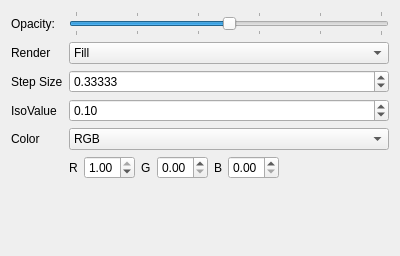
Before: the Qt Designer form libavogadro/src/engines/orbitalsettingswidget.ui in cryos/avogadro, drawn with Qt 5.
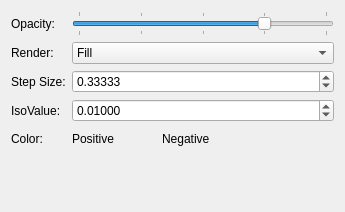
After: the same form once the commit is applied. Custom widgets are drawn as their Qt base class.

Commit message: Used Geoff's new colour widget in the configuration dialog. Added support for drawing both the positive and negative iso surfaces as well as ensuring the surfaces are only recalculated if the molecule was modified.

```diff
--- a/libavogadro/src/engines/orbitalsettingswidget.ui
+++ b/libavogadro/src/engines/orbitalsettingswidget.ui
@@ -5,8 +5,8 @@
    <rect>
     <x>0</x>
     <y>0</y>
-    <width>400</width>
-    <height>256</height>
+    <width>341</width>
+    <height>212</height>
    </rect>
   </property>
   <layout class="QGridLayout" >
@@ -32,10 +32,10 @@
       <number>2</number>
      </property>
      <property name="value" >
-      <number>10</number>
+      <number>15</number>
      </property>
      <property name="sliderPosition" >
-      <number>10</number>
+      <number>15</number>
      </property>
      <property name="orientation" >
       <enum>Qt::Horizontal</enum>
@@ -47,14 +47,14 @@
       <enum>QSlider::TicksBothSides</enum>
      </property>
      <property name="tickInterval" >
-      <number>4</number>
+      <number>5</number>
      </property>
     </widget>
    </item>
    <item row="1" column="0" >
     <widget class="QLabel" name="renderLabel" >
      <property name="text" >
-      <string>Render</string>
+      <string>Render:</string>
      </property>
     </widget>
    </item>
@@ -80,7 +80,7 @@
    <item row="2" column="0" >
     <widget class="QLabel" name="stepSizeLabel" >
      <property name="text" >
-      <string>Step Size</string>
+      <string>Step Size:</string>
      </property>
     </widget>
    </item>
@@ -106,12 +106,15 @@
    <item row="3" column="0" >
     <widget class="QLabel" name="paddingLabel" >
      <property name="text" >
-      <string>IsoValue</string>
+      <string>IsoValue:</string>
      </property>
     </widget>
    </item>
    <item row="3" column="1" >
     <widget class="QDoubleSpinBox" name="isoSpin" >
+     <property name="decimals" >
+      <number>5</number>
+     </property>
      <property name="minimum" >
       <double>-5.000000000000000</double>
      </property>
@@ -122,84 +125,62 @@
       <double>0.100000000000000</double>
      </property>
      <property name="value" >
-      <double>0.100000000000000</double>
+      <double>0.010000000000000</double>
      </property>
     </widget>
    </item>
    <item row="4" column="0" >
     <widget class="QLabel" name="colorLabel" >
      <property name="text" >
-      <string>Color</string>
+      <string>Color:</string>
      </property>
     </widget>
    </item>
    <item row="4" column="1" >
-    <widget class="QComboBox" name="colorCombo" >
-     <item>
-      <property name="text" >
-       <string>RGB</string>
-      </property>
-     </item>
-     <item>
-      <property name="text" >
-       <string>Electrostatic Potential (ESP)</string>
-      </property>
-     </item>
-    </widget>
-   </item>
-   <item row="5" column="1" >
     <layout class="QHBoxLayout" >
      <item>
       <widget class="QLabel" name="RLabel" >
        <property name="text" >
-        <string>R</string>
+        <string>Positive</string>
        </property>
       </widget>
      </item>
      <item>
-      <widget class="QDoubleSpinBox" name="RSpin" >
-       <property name="maximum" >
-        <double>1.000000000000000</double>
+      <widget class="ColorButton" native="1" name="posColor" >
+       <property name="sizePolicy" >
+        <sizepolicy vsizetype="Fixed" hsizetype="Fixed" >
+         <horstretch>0</horstretch>
+         <verstretch>0</verstretch>
+        </sizepolicy>
        </property>
-       <property name="singleStep" >
-        <double>0.100000000000000</double>
+       <property name="minimumSize" >
+        <size>
+         <width>36</width>
+         <height>21</height>
+        </size>
        </property>
-       <property name="value" >
-        <double>1.000000000000000</double>
-       </property>
       </widget>
      </item>
      <item>
       <widget class="QLabel" name="GLabel" >
        <property name="text" >
-        <string>G</string>
+        <string>Negative</string>
        </property>
       </widget>
      </item>
      <item>
-      <widget class="QDoubleSpinBox" name="GSpin" >
-       <property name="maximum" >
-        <double>1.000000000000000</double>
+      <widget class="ColorButton" native="1" name="negColor" >
+       <property name="sizePolicy" >
+        <sizepolicy vsizetype="Fixed" hsizetype="Fixed" >
+         <horstretch>0</horstretch>
+         <verstretch>0</verstretch>
+        </sizepolicy>
        </property>
-       <property name="singleStep" >
-        <double>0.100000000000000</double>
-       </property>
-      </widget>
-     </item>
-     <item>
-      <widget class="QLabel" name="BLabel" >
-       <property name="text" >
-        <string>B</string>
-       </property>
-      </widget>
-     </item>
-     <item>
-      <widget class="QDoubleSpinBox" name="BSpin" >
-       <property name="maximum" >
-        <double>1.000000000000000</double>
-       </property>
-       <property name="singleStep" >
-        <double>0.100000000000000</double>
+       <property name="minimumSize" >
+        <size>
+         <width>36</width>
+         <height>21</height>
+        </size>
        </property>
       </widget>
      </item>
@@ -218,21 +199,29 @@
      </item>
     </layout>
    </item>
-   <item row="6" column="1" >
+   <item row="5" column="0" colspan="2" >
     <spacer>
      <property name="orientation" >
       <enum>Qt::Vertical</enum>
      </property>
      <property name="sizeHint" >
       <size>
-       <width>20</width>
-       <height>40</height>
+       <width>323</width>
+       <height>20</height>
       </size>
      </property>
     </spacer>
    </item>
   </layout>
  </widget>
+ <customwidgets>
+  <customwidget>
+   <class>ColorButton</class>
+   <extends>QWidget</extends>
+   <header location="global" >avogadro/colorbutton.h</header>
+   <container>1</container>
+  </customwidget>
+ </customwidgets>
  <resources/>
  <connections/>
 </ui>
```
Left out of the diff: 6 changed lines with no effect on the pictures. The commit also changes 2 other files.
